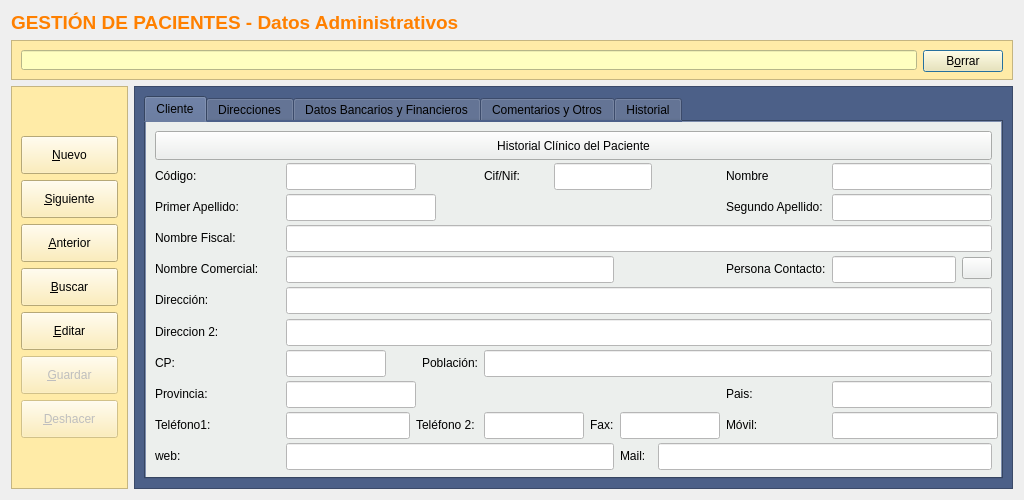
Qt form Zona_Pacientes/frmClientes.ui (arcnexus/RedFoX) before a commit.
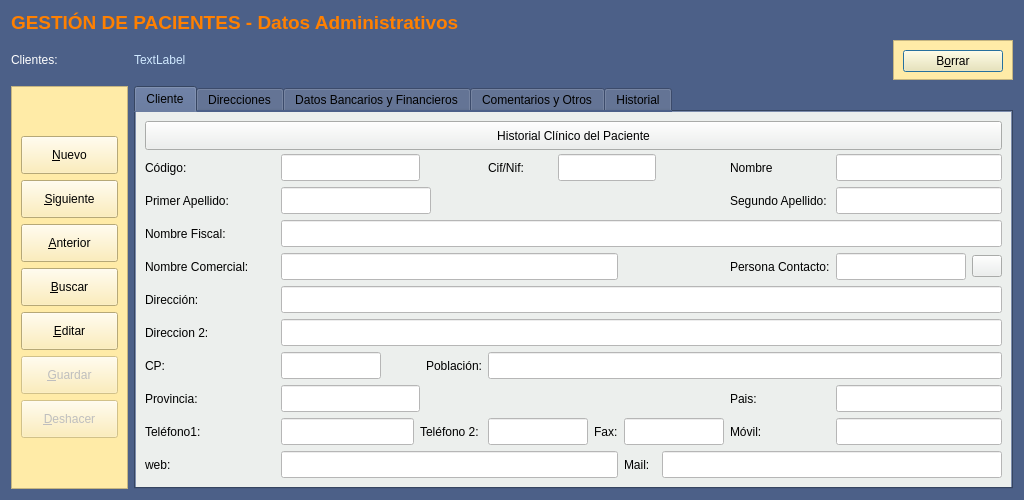
The same form after that commit. Icons and pictures are not drawn.

Commit message: Arreglado bug tamaño, Style pantallas

Diff of the .ui file:
```diff
--- a/Zona_Pacientes/frmClientes.ui
+++ b/Zona_Pacientes/frmClientes.ui
@@ -36,7 +36,7 @@
    <bool>false</bool>
   </property>
   <property name="styleSheet">
-   <string notr="true"/>
+   <string notr="true">background-color:#4c6088</string>
   </property>
   <property name="modal">
    <bool>true</bool>
@@ -53,7 +53,17 @@
      </property>
     </widget>
    </item>
-   <item row="1" column="0" colspan="2">
+   <item row="1" column="1">
+    <widget class="QLabel" name="txtNombreFiscal">
+     <property name="styleSheet">
+      <string notr="true">color: rgb(208, 233, 255)</string>
+     </property>
+     <property name="text">
+      <string>TextLabel</string>
+     </property>
+    </widget>
+   </item>
+   <item row="1" column="2">
     <widget class="QFrame" name="frame_4">
      <property name="sizePolicy">
       <sizepolicy hsizetype="Preferred" vsizetype="Maximum">
@@ -69,7 +79,7 @@
      </property>
      <property name="maximumSize">
       <size>
-       <width>16777215</width>
+       <width>120</width>
        <height>40</height>
       </size>
      </property>
@@ -502,17 +512,6 @@
      </property>
      <layout class="QGridLayout" name="gridLayout_20">
       <item row="0" column="0">
-       <widget class="QLineEdit" name="txtNombreFiscal">
-        <property name="enabled">
-         <bool>false</bool>
-        </property>
-        <property name="styleSheet">
-         <string notr="true">color: rgb(29, 0, 255);
-background-color: rgb(255, 255, 192);</string>
-        </property>
-       </widget>
-      </item>
-      <item row="0" column="1">
        <widget class="QPushButton" name="btnBorrar">
         <property name="minimumSize">
          <size>
@@ -742,26 +741,7 @@
      </layout>
     </widget>
    </item>
-   <item row="2" column="1">
-    <widget class="QSplitter" name="splitter">
-     <property name="orientation">
-      <enum>Qt::Horizontal</enum>
-     </property>
-     <widget class="QFrame" name="frame">
-      <property name="autoFillBackground">
-       <bool>false</bool>
-      </property>
-      <property name="styleSheet">
-       <string notr="true">background: #4c6088</string>
-      </property>
-      <property name="frameShape">
-       <enum>QFrame::StyledPanel</enum>
-      </property>
-      <property name="frameShadow">
-       <enum>QFrame::Raised</enum>
-      </property>
-      <layout class="QVBoxLayout" name="verticalLayout">
-       <item>
+   <item row="2" column="1" colspan="2">
         <widget class="QTabWidget" name="tabWidget">
          <property name="sizePolicy">
           <sizepolicy hsizetype="Expanding" vsizetype="Expanding">
@@ -3546,8 +3526,14 @@
          </widget>
         </widget>
        </item>
-      </layout>
-     </widget>
+   <item row="1" column="0">
+    <widget class="QLabel" name="label_40">
+     <property name="styleSheet">
+      <string notr="true">color: rgb(255, 255, 255);</string>
+     </property>
+     <property name="text">
+      <string>Clientes:</string>
+     </property>
     </widget>
    </item>
   </layout>
```
Left out of the diff: 111 changed lines with no effect on the pictures. Lines whose indentation alone changed are shown as unchanged. The commit also changes 9 other files.
